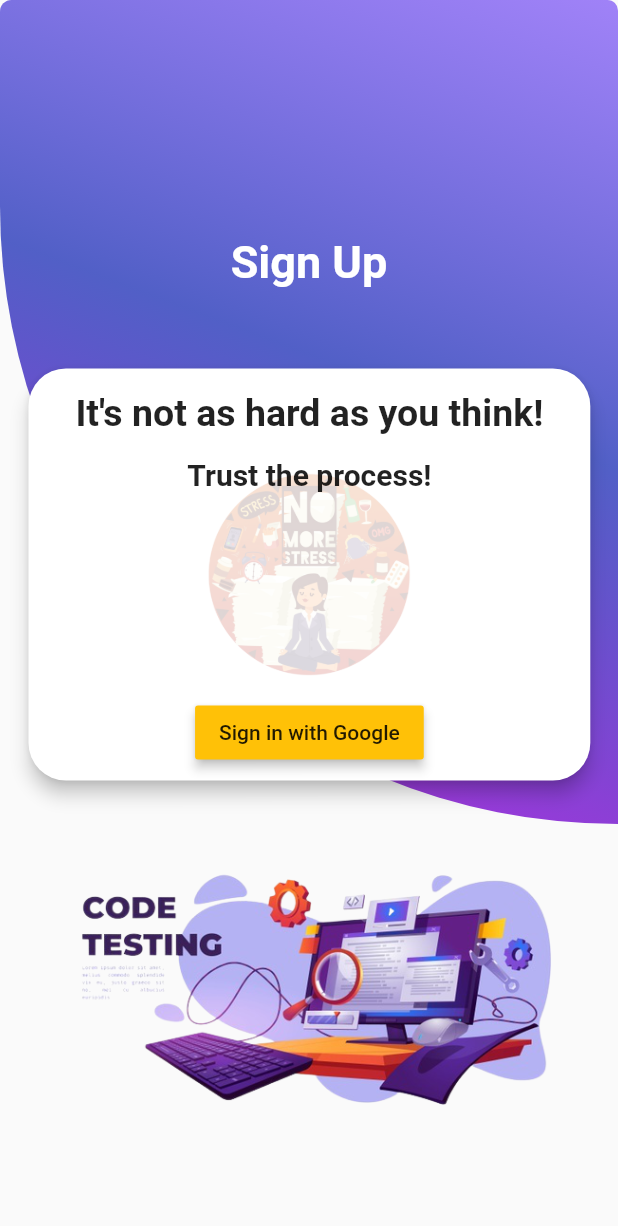
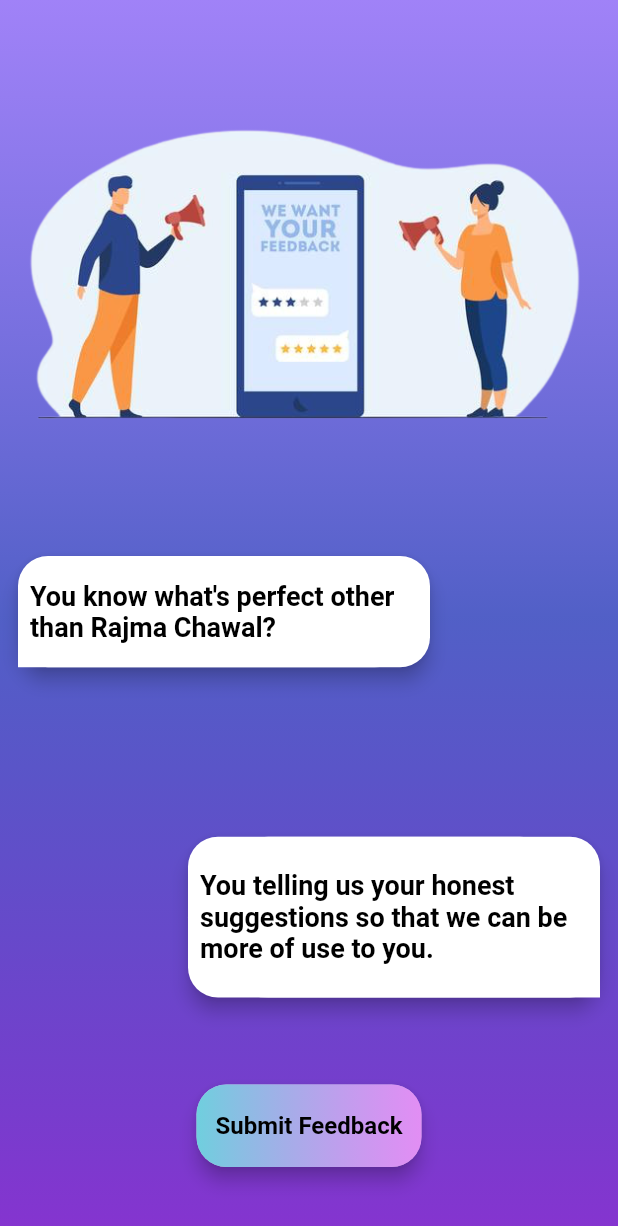
Before and after one commit to oojas/Placement-Portal, a Flutter app: the screen it shows after launch, on a phone screen of 412 x 824 dp. Shown: the top 1226 px of the screen. Run offline on Flutter 3.47's test engine with Material 2 defaults, Android fonts, the phone set to English and light mode, and no system bars; our stand-ins replace firebase_auth, firebase_core, google_fonts, google_sign_in, package_info_plus, sqflite; accounts and stored records are empty; Roboto replaces fonts that are missing (Heebo).

Commit message:
Feedback UI functionality done

```diff
--- /dev/null
+++ b/lib/Widgets/feedback.dart
@@ -0,0 +1,141 @@
+// ignore_for_file: prefer_const_constructors
+
+import 'package:flutter/material.dart';
+import 'package:google_fonts/google_fonts.dart';
+import 'package:placementcracker/helper/general.dart';
+import 'package:placementcracker/url/UrlLinks.dart';
+
+class FeedbackApp extends StatelessWidget {
+  const FeedbackApp({Key? key}) : super(key: key);
+
+  @override
+  Widget build(BuildContext context) {
+    General general = General();
+    URL url = URL();
+    final height = MediaQuery.of(context).size.height;
+    final width = MediaQuery.of(context).size.width;
+    // ignore: prefer_const_constructors
+    return Scaffold(
+      body: Container(
+        width: double.infinity,
+        height: double.infinity,
+        decoration: BoxDecoration(gradient: general.backgroundColor),
+        child: Column(
+          mainAxisAlignment: MainAxisAlignment.spaceEvenly,
+          children: [
+            Container(
+              width: width,
+              height: height / 3,
+              decoration: const BoxDecoration(
+                  image: DecorationImage(
+                      fit: BoxFit.contain,
+                      image: AssetImage('Assets/images/feedback.png'))),
+            ),
+            Align(
+              alignment: Alignment.topLeft,
+              child: Padding(
+                padding: const EdgeInsets.all(8.0),
+                child: Card(
+                  elevation: 5,
+                  shape: RoundedRectangleBorder(
+                      borderRadius: BorderRadius.circular(20)),
+                  child: Container(
+                    width: width / 1.5,
+                    height: height * 0.09,
+                    child: Center(
+                      child: Padding(
+                        padding: EdgeInsets.all(8.0),
+                        child: Text(
+                          "You know what's perfect other than Rajma Chawal?",
+                          style: GoogleFonts.roboto(
+                              fontSize: 18,
+                              fontWeight: FontWeight.bold,
+                              color: Colors.black),
+                        ),
+                      ),
+                    ),
+                    decoration: const BoxDecoration(
+                        color: Colors.white,
+                        borderRadius: BorderRadius.only(
+                            topLeft: Radius.circular(100),
+                            topRight: Radius.circular(100),
+                            bottomRight: Radius.circular(100))),
+                  ),
+                ),
+              ),
+            ),
+            SizedBox(
+              height: 5,
+            ),
+            Align(
+              alignment: Alignment.bottomRight,
+              child: Padding(
+                padding: const EdgeInsets.all(8.0),
+                child: Card(
+                  elevation: 5,
+                  shape: RoundedRectangleBorder(
+                      borderRadius: BorderRadius.circular(20)),
+                  child: Container(
+                    width: width / 1.5,
+                    height: height * 0.13,
+                    child: Center(
+                      child: Padding(
+                        padding: EdgeInsets.all(8.0),
+                        child: Text(
+                          "You telling us your honest suggestions so that we can be more of use to you.",
+                          style: GoogleFonts.roboto(
+                              fontSize: 18,
+                              fontWeight: FontWeight.bold,
+                              color: Colors.black),
+                        ),
+                      ),
+                    ),
+                    decoration: const BoxDecoration(
+                        color: Colors.white,
+                        borderRadius: BorderRadius.only(
+                            topLeft: Radius.circular(100),
+                            topRight: Radius.circular(100),
+                            bottomLeft: Radius.circular(100))),
+                  ),
+                ),
+              ),
+            ),
+            GestureDetector(
+              onTap: () {
+                url.launchURLForFeedback();
+              },
+              child: Card(
+                elevation: 5,
+                shape: RoundedRectangleBorder(
+                    borderRadius: BorderRadius.circular(20)),
+                child: Container(
+                  child: Center(
+                    child: Text(
+                      'Submit Feedback',
+                      style: GoogleFonts.roboto(
+                          fontSize: 16,
+                          color: Colors.black,
+                          fontWeight: FontWeight.bold),
+                    ),
+                  ),
+                  width: 150,
+                  height: 55,
+                  decoration: BoxDecoration(
+                    borderRadius: BorderRadius.circular(20),
+                    gradient: LinearGradient(colors: [
+                      Colors.pink.shade100
+                          .withAlpha(30)
+                          .withRed(50)
+                          .withOpacity(0.7),
+                      Colors.indigo.shade100.withGreen(30).withOpacity(0.5)
+                    ], begin: Alignment.centerLeft, end: Alignment.centerRight),
+                  ),
+                ),
+              ),
+            )
+          ],
+        ),
+      ),
+    );
+  }
+}
--- a/lib/main.dart
+++ b/lib/main.dart
@@ -4,6 +4,7 @@ import 'package:firebase_auth/firebase_auth.dart';
 import 'package:flutter/material.dart';
 import 'package:firebase_core/firebase_core.dart';
 import 'package:placementcracker/Widgets/UserInfo.dart';
+import 'package:placementcracker/Widgets/feedback.dart';
 import 'package:placementcracker/Widgets/splash.dart';
 import 'package:placementcracker/providers/google_sign_in.dart';
 import 'package:provider/provider.dart';
@@ -24,7 +25,7 @@ class myApp extends StatelessWidget {
       create: (context) => GoogleSignInProvider(),
       child: MaterialApp(
         debugShowCheckedModeBanner: false,
-        home: splashScreen(),
+        home: FeedbackApp(),
       ),
     );
   }
--- /dev/null
+++ b/lib/url/UrlLinks.dart
@@ -0,0 +1,14 @@
+// ignore for file: unused_element
+import 'package:url_launcher/url_launcher.dart';
+
+class URL {
+  // ignore: unused_element
+  launchURLForFeedback() async {
+    const url = 'https://forms.gle/qkuKJyLZveTbharB9';
+    if (await canLaunch(url)) {
+      await launch(url);
+    } else {
+      throw 'Could not launch $url';
+    }
+  }
+}
--- a/pubspec.yaml
+++ b/pubspec.yaml
@@ -41,6 +41,7 @@ dependencies:
   package_info_plus:
   sqflite:
   path:
+  url_launcher:
 
 
 dev_dependencies:
```
Also changed, not shown: Assets/images/feedback.png (added), pubspec.lock.
